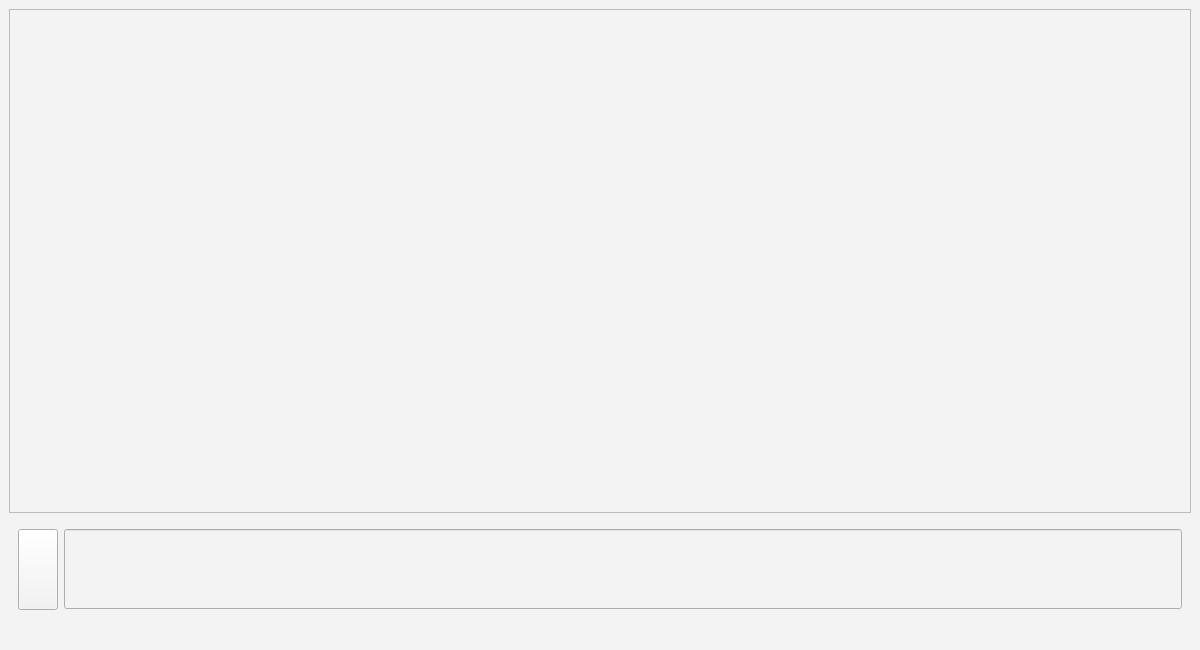
First picture: the form in qt5chatgui.ui, repository Joapfel/Mercedes-Benz-Connected-Vehicle-Chatbot, before the edit.
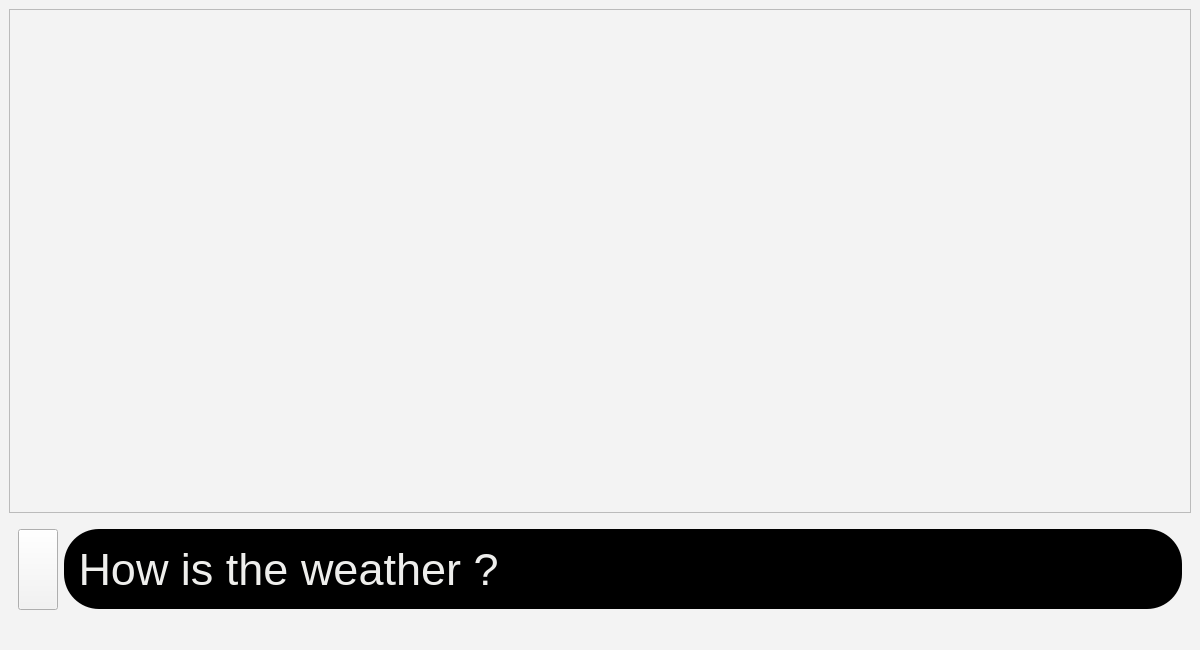
Second picture: the form after the edit. Icons and pictures are not drawn.

Commit message: rounded text input box

What changed in the file:
```diff
--- a/qt5chatgui.ui
+++ b/qt5chatgui.ui
@@ -154,8 +154,13 @@
            <pointsize>34</pointsize>
           </font>
          </property>
+         <property name="styleSheet">
+          <string notr="true">border-radius: 35px;
+background-color: rgb(0, 0, 0);
+color: rgb(238, 238, 236);</string>
+         </property>
          <property name="text">
-          <string/>
+          <string> How is the weather ?</string>
          </property>
         </widget>
        </item>
```
Left out of the diff: 21 changed lines with no effect on the pictures. The commit also changes 1 other file.
